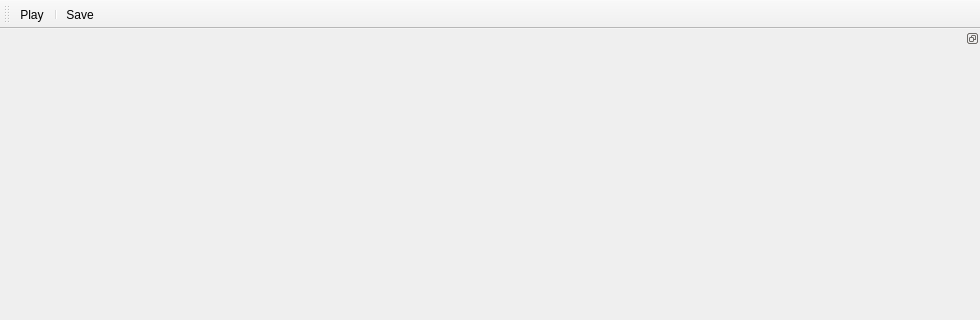
Old version of the form mainwindow.ui in the repository jojonas/moehre; both pictures show x 0 to 980 and y 0 to 320 of the 980 by 780 pixel window.
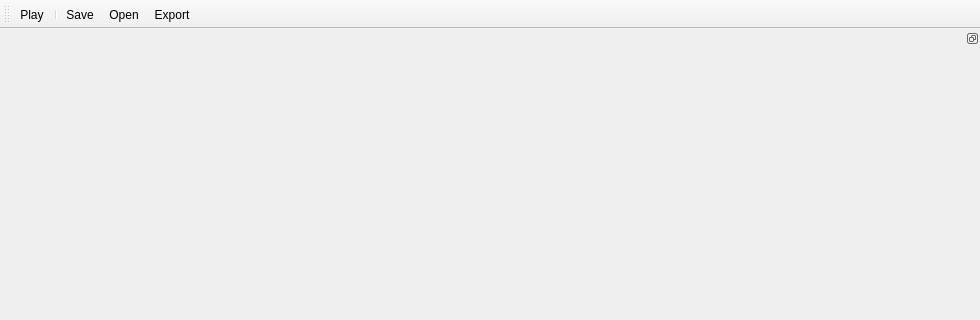
New version of the form.

Commit message: Added new actions and empty action functions

```diff
--- a/mainwindow.ui
+++ b/mainwindow.ui
@@ -29,6 +29,8 @@
    <addaction name="actionPlay"/>
    <addaction name="separator"/>
    <addaction name="actionSave"/>
+   <addaction name="actionOpen"/>
+   <addaction name="actionExport"/>
   </widget>
   <widget class="QDockWidget" name="dockProperties">
    <property name="features">
@@ -68,12 +70,28 @@
     <string>Stop</string>
    </property>
   </action>
+  <action name="actionExport">
+   <property name="text">
+    <string>Export</string>
+   </property>
+   <property name="toolTip">
+    <string>Export to wave file...</string>
+   </property>
+   <property name="shortcut">
+    <string>Ctrl+S</string>
+   </property>
+  </action>
   <action name="actionSave">
    <property name="text">
     <string>Save</string>
    </property>
-   <property name="shortcut">
-    <string>Ctrl+S</string>
+  </action>
+  <action name="actionOpen">
+   <property name="text">
+    <string>Open</string>
+   </property>
+   <property name="toolTip">
+    <string>Open</string>
    </property>
   </action>
  </widget>
```
The commit also changes 1 other file.
